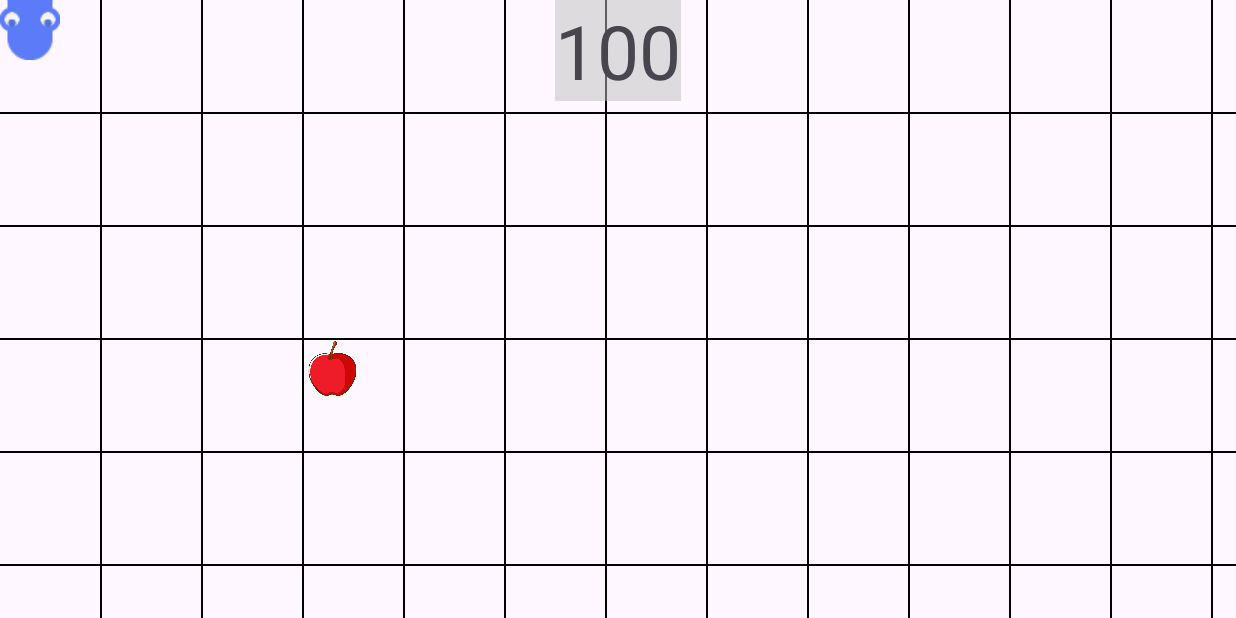
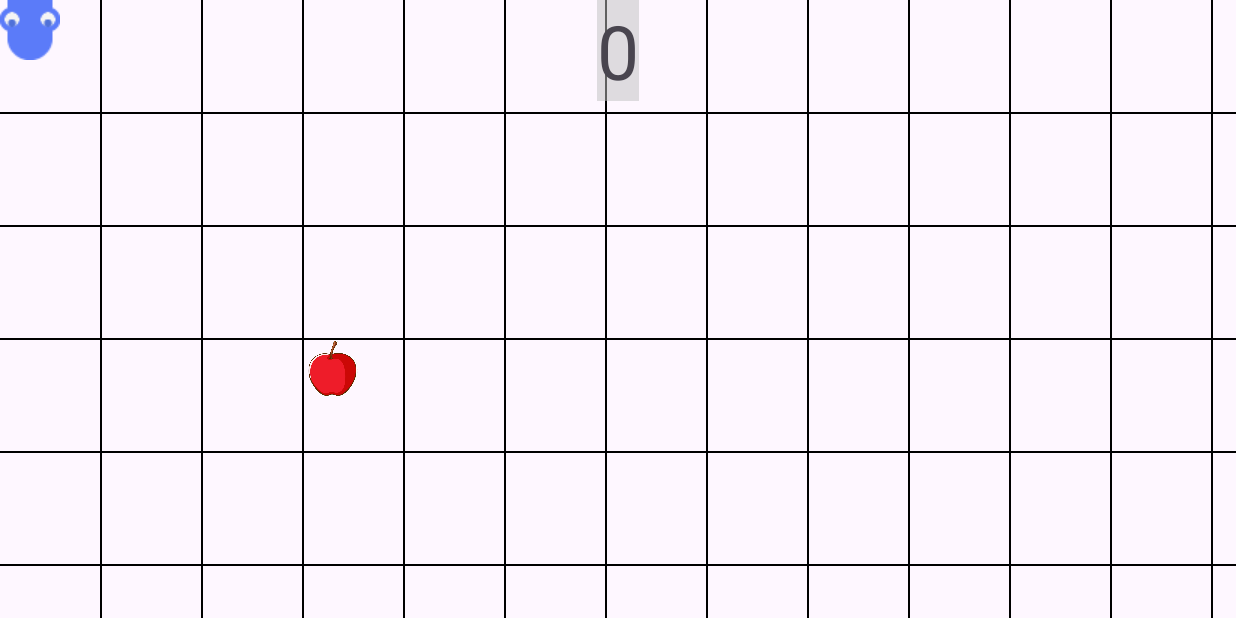
Before and after one commit to liam-santin/2024-santlia-SnakeGame, an Android app: the JeuActivity screen opened directly, with no data from a screen before it, on a phone screen of 824 x 412 dp (held sideways). Run offline under Robolectric (Android 15) with nearby library versions, the light colour scheme and no system bars.

Commit message:
Ajout d'un textView pour le score qui est le nombre de pomme mangé par le serpent. Le score se situe en haut au centre du jeu

```diff
--- a/app/src/main/java/com/example/snake/JeuActivity.java
+++ b/app/src/main/java/com/example/snake/JeuActivity.java
@@ -11,6 +11,7 @@
 import android.util.TypedValue;
 import android.widget.ImageView;
 import android.widget.RelativeLayout;
+import android.widget.TextView;
 
 import androidx.appcompat.app.AppCompatActivity;
 
@@ -70,6 +71,7 @@
     private SensorManager sensorManager;
     private Sensor gravitySensor;
     private CustomGridView customGridView;
+    private TextView nbrPommeText;
 
     // Position X
     ArrayList<Integer> listPosX = new ArrayList<>();
@@ -83,6 +85,8 @@
     ArrayList<ArrayList<Integer>> listAncienPos = new ArrayList<>();
     // Définit la taille du serpent, au debut à 1 car il y a la tête
     int sizeSnake = 1;
+    // Score du serpent
+    int nbrPomme = 0;
 
     // Déplacer l'ImageView de 200 pixels sur l'axe x
     RelativeLayout.LayoutParams layoutParams;
@@ -100,6 +104,7 @@
         snakeHeadImg.setImageResource(R.drawable.head_down);
         layoutParams = (RelativeLayout.LayoutParams) snakeHeadImg.getLayoutParams();
         pommeImage = findViewById(R.id.pommeImg);
+        nbrPommeText = findViewById(R.id.score);
 
         // Ajout des positions de l'axe X dans un tableau
         for (int i = 0; i < NBR_COLUMN; i++) {
@@ -108,6 +113,8 @@
         for (int i = 0; i < NBR_ROW; i++) {
             listPosY.add(LARGEUR_CELL * i);
         }
+
+        nbrPommeText.setText(String.valueOf(nbrPomme));
 
         // Position de la pomme
         int cellWidth = GAME_WIDTH / 14;
@@ -314,6 +321,11 @@
             // Ajout d'un corps de serpent
             ajouterCorps();
 
+            // Ajout du nombre de pomme
+            nbrPomme++;
+            nbrPommeText.setText(String.valueOf(nbrPomme));
+
+
             // Position aléatoire de la pomme
             ArrayList<Integer> randomPos = genereRandomPos();
             pommeImage.setX(randomPos.get(0));
```
